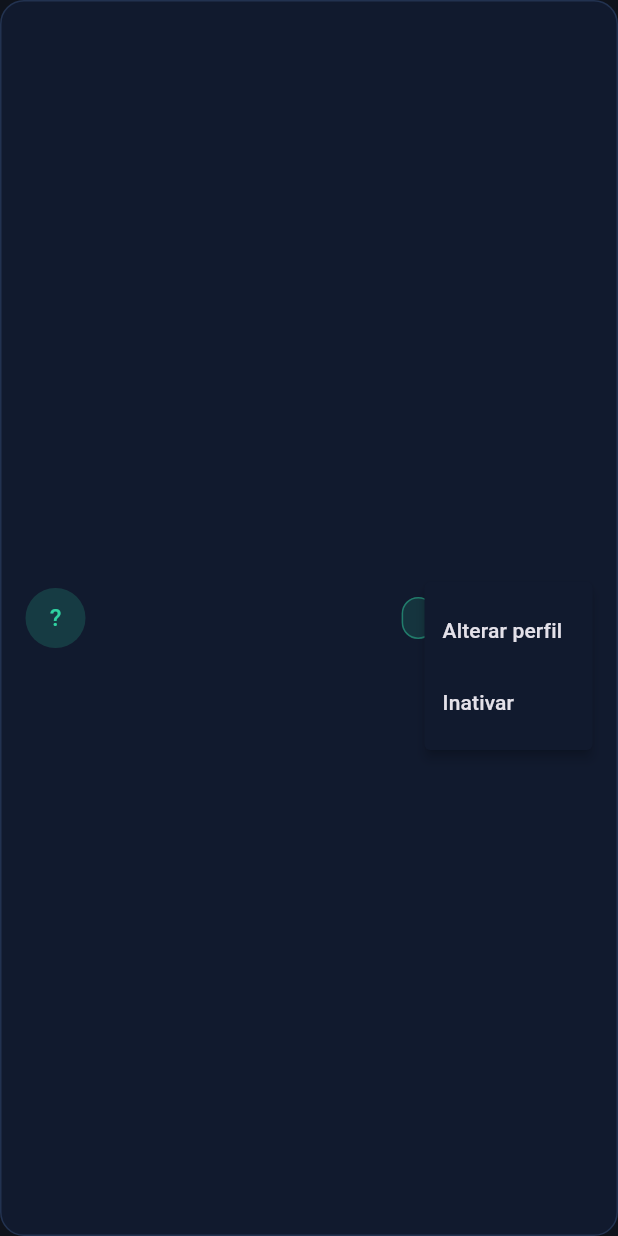
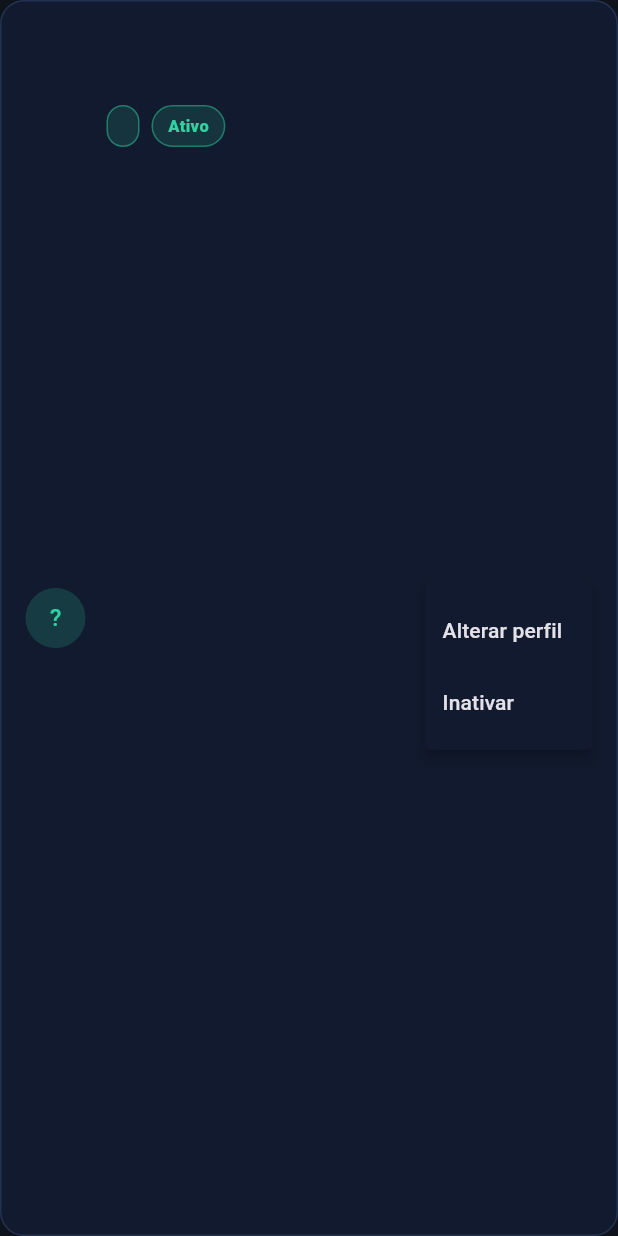
Before and after one commit to ALISSINHO-1/frontend-Automatize, a Flutter app: the _ItemUsuario widget shown alone on an empty page, opened directly with empty values, after a tap on the "more vert" icon, on a phone screen of 412 x 824 dp. Run offline on Flutter 3.47's test engine with Material 3 defaults, Android fonts, the phone set to English and light mode, and no system bars; our stand-ins replace file_picker; network calls fail.

Commit message:
fix(frontend): integra ajustes de login e responsividade do PR #32 à HML
Preserva landing pública e autenticação atuais; aplica apenas os hunks revisados do PR #32.

```diff
--- a/frontend_projeto_semestre/lib/features/admin/presentation/pages/admin_users_page.dart
+++ b/frontend_projeto_semestre/lib/features/admin/presentation/pages/admin_users_page.dart
@@ -261,6 +261,16 @@ class _ItemUsuario extends StatelessWidget {
   @override
   Widget build(BuildContext context) {
     final cor = _corPerfil(usuario.perfil);
+    // No celular os selos dividindo a linha espremiam o nome letra por letra:
+    // em tela estreita eles descem para baixo do e-mail.
+    final estreito = MediaQuery.sizeOf(context).width < 640;
+    final selos = [
+      _Selo(UsuarioModel.rotuloPerfil(usuario.perfil), cor),
+      _Selo(
+        usuario.ativo ? 'Ativo' : 'Inativo',
+        usuario.ativo ? const Color(0xFF2FD3A1) : AutomatizeColors.muted,
+      ),
+    ];
     return Opacity(
       opacity: usuario.ativo ? 1 : 0.6,
       child: Container(
@@ -289,18 +299,17 @@ class _ItemUsuario extends StatelessWidget {
                     usuario.email,
                     style: AdminStyle.subtitulo.copyWith(fontSize: 13),
                   ),
+                  if (estreito) ...[
+                    const SizedBox(height: 8),
+                    Wrap(spacing: 8, runSpacing: 6, children: selos),
+                  ],
                 ],
               ),
             ),
-            _Selo(UsuarioModel.rotuloPerfil(usuario.perfil), cor),
-            const SizedBox(width: 8),
-            _Selo(
-              usuario.ativo ? 'Ativo' : 'Inativo',
-              usuario.ativo ? const Color(0xFF2FD3A1) : AutomatizeColors.muted,
-            ),
+            if (!estreito) ...[selos[0], const SizedBox(width: 8), selos[1]],
             // O backend recusa alterar a própria conta (403): nem oferece.
             if (proprio)
-              const SizedBox(width: 48)
+              SizedBox(width: estreito ? 8 : 48)
             else
               PopupMenuButton<String>(
                 tooltip: 'Ações do usuário',
```
Also changed, not shown: frontend_projeto_semestre/lib/features/admin/presentation/pages/admin_panel_page.dart (+16 -4 lines), frontend_projeto_semestre/lib/features/home/presentation/pages/login_screen.dart (+14 -2 lines).
